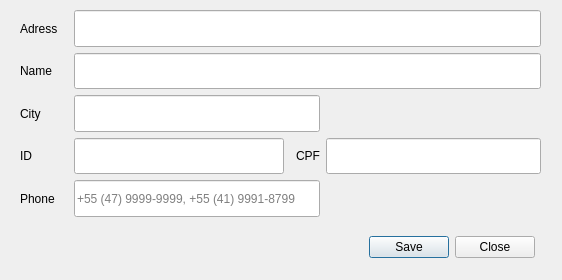
Above: Client_Add.ui from bedi1982/Oficina before the change. Below: the same form after it.
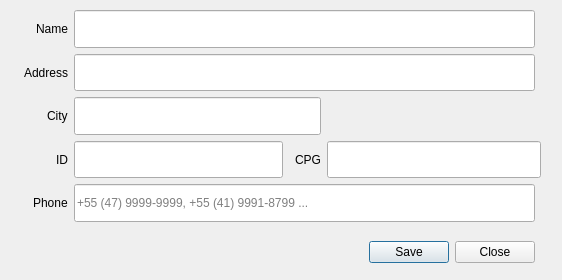
That is the form after the change. Icons and pictures are not drawn.

Commit message: Added employees Hour cost historic Fixed the forms, introduced some layouts Improved the behaviour after adding a new client, now after adding a client you go to his summary, then if he has not a car you are prompted to add one.

Diff of the .ui file:
```diff
--- a/Client_Add.ui
+++ b/Client_Add.ui
@@ -49,7 +49,7 @@
      <x>20</x>
      <y>10</y>
      <width>521</width>
-     <height>261</height>
+     <height>266</height>
     </rect>
    </property>
    <property name="sizePolicy">
@@ -59,34 +59,8 @@
     </sizepolicy>
    </property>
    <layout class="QGridLayout" name="gridLayout_2">
-    <item row="1" column="0">
-     <widget class="QLabel" name="label_Name">
-      <property name="sizePolicy">
-       <sizepolicy hsizetype="Preferred" vsizetype="Expanding">
-        <horstretch>0</horstretch>
-        <verstretch>0</verstretch>
-       </sizepolicy>
-      </property>
-      <property name="text">
-       <string>Name</string>
-      </property>
-     </widget>
-    </item>
-    <item row="3" column="3">
-     <widget class="QLabel" name="label_CPF">
-      <property name="sizePolicy">
-       <sizepolicy hsizetype="Preferred" vsizetype="Expanding">
-        <horstretch>0</horstretch>
-        <verstretch>0</verstretch>
-       </sizepolicy>
-      </property>
-      <property name="text">
-       <string>CPF</string>
-      </property>
-     </widget>
-    </item>
-    <item row="0" column="1" colspan="5">
-     <widget class="QLineEdit" name="line_Name">
+    <item row="2" column="1" colspan="4">
+     <widget class="QLineEdit" name="line_Address">
       <property name="sizePolicy">
        <sizepolicy hsizetype="Expanding" vsizetype="Expanding">
         <horstretch>0</horstretch>
@@ -104,8 +78,21 @@
       </property>
      </widget>
     </item>
-    <item row="3" column="0">
-     <widget class="QLabel" name="label_RG">
+    <item row="4" column="3" alignment="Qt::AlignRight">
+     <widget class="QLabel" name="label_CPG">
+      <property name="sizePolicy">
+       <sizepolicy hsizetype="Preferred" vsizetype="Expanding">
+        <horstretch>0</horstretch>
+        <verstretch>0</verstretch>
+       </sizepolicy>
+      </property>
+      <property name="text">
+       <string>CPG</string>
+      </property>
+     </widget>
+    </item>
+    <item row="4" column="0" alignment="Qt::AlignRight">
+     <widget class="QLabel" name="label_Personal_ID">
       <property name="sizePolicy">
        <sizepolicy hsizetype="Preferred" vsizetype="Expanding">
         <horstretch>0</horstretch>
@@ -117,8 +104,8 @@
       </property>
      </widget>
     </item>
-    <item row="3" column="4" colspan="2">
-     <widget class="QLineEdit" name="line_CPF">
+    <item row="4" column="4" colspan="2">
+     <widget class="QLineEdit" name="line_CPG">
       <property name="sizePolicy">
        <sizepolicy hsizetype="Expanding" vsizetype="Expanding">
         <horstretch>0</horstretch>
@@ -133,8 +120,8 @@
       </property>
      </widget>
     </item>
-    <item row="3" column="1">
-     <widget class="QLineEdit" name="line_RG">
+    <item row="4" column="1">
+     <widget class="QLineEdit" name="line_Personal_ID">
       <property name="sizePolicy">
        <sizepolicy hsizetype="Expanding" vsizetype="Expanding">
         <horstretch>0</horstretch>
@@ -149,7 +136,7 @@
       </property>
      </widget>
     </item>
-    <item row="2" column="0">
+    <item row="3" column="0" alignment="Qt::AlignRight">
      <widget class="QLabel" name="label_City">
       <property name="sizePolicy">
        <sizepolicy hsizetype="Preferred" vsizetype="Expanding">
@@ -162,20 +149,7 @@
       </property>
      </widget>
     </item>
-    <item row="0" column="0">
-     <widget class="QLabel" name="label_Address">
-      <property name="sizePolicy">
-       <sizepolicy hsizetype="Preferred" vsizetype="Expanding">
-        <horstretch>0</horstretch>
-        <verstretch>0</verstretch>
-       </sizepolicy>
-      </property>
-      <property name="text">
-       <string>Adress</string>
-      </property>
-     </widget>
-    </item>
-    <item row="4" column="0">
+    <item row="5" column="0" alignment="Qt::AlignRight">
      <widget class="QLabel" name="label_Phone">
       <property name="sizePolicy">
        <sizepolicy hsizetype="Preferred" vsizetype="Expanding">
@@ -188,7 +162,7 @@
       </property>
      </widget>
     </item>
-    <item row="2" column="1" colspan="3">
+    <item row="3" column="1" colspan="3">
      <widget class="QLineEdit" name="line_City">
       <property name="sizePolicy">
        <sizepolicy hsizetype="Expanding" vsizetype="Expanding">
@@ -204,45 +178,7 @@
       </property>
      </widget>
     </item>
-    <item row="4" column="1" colspan="3">
-     <widget class="QLineEdit" name="line_Phone">
-      <property name="sizePolicy">
-       <sizepolicy hsizetype="Expanding" vsizetype="Expanding">
-        <horstretch>0</horstretch>
-        <verstretch>0</verstretch>
-       </sizepolicy>
-      </property>
-      <property name="text">
-       <string/>
-      </property>
-      <property name="maxLength">
-       <number>40</number>
-      </property>
-      <property name="placeholderText">
-       <string>+55 (47) 9999-9999, +55 (41) 9991-8799</string>
-      </property>
-     </widget>
-    </item>
-    <item row="1" column="1" colspan="5">
-     <widget class="QLineEdit" name="line_Address">
-      <property name="sizePolicy">
-       <sizepolicy hsizetype="Expanding" vsizetype="Expanding">
-        <horstretch>0</horstretch>
-        <verstretch>0</verstretch>
-       </sizepolicy>
-      </property>
-      <property name="text">
-       <string/>
-      </property>
-      <property name="maxLength">
-       <number>50</number>
-      </property>
-      <property name="placeholderText">
-       <string/>
-      </property>
-     </widget>
-    </item>
-    <item row="5" column="0">
+    <item row="6" column="0">
      <widget class="QLabel" name="lbl_Emoticon">
       <property name="sizePolicy">
        <sizepolicy hsizetype="Preferred" vsizetype="Expanding">
@@ -267,7 +203,7 @@
       </property>
      </widget>
     </item>
-    <item row="5" column="1" colspan="3">
+    <item row="6" column="1" colspan="3">
      <widget class="QLabel" name="lbl_feedback">
       <property name="sizePolicy">
        <sizepolicy hsizetype="Preferred" vsizetype="Expanding">
@@ -280,7 +216,7 @@
       </property>
      </widget>
     </item>
-    <item row="5" column="4">
+    <item row="6" column="4">
      <widget class="QDialogButtonBox" name="btn_Add_Client">
       <property name="sizePolicy">
        <sizepolicy hsizetype="Expanding" vsizetype="Expanding">
@@ -293,6 +229,70 @@
       </property>
      </widget>
     </item>
+    <item row="2" column="0" alignment="Qt::AlignRight">
+     <widget class="QLabel" name="label_Address">
+      <property name="sizePolicy">
+       <sizepolicy hsizetype="Preferred" vsizetype="Expanding">
+        <horstretch>0</horstretch>
+        <verstretch>0</verstretch>
+       </sizepolicy>
+      </property>
+      <property name="text">
+       <string>Address</string>
+      </property>
+     </widget>
+    </item>
+    <item row="1" column="0" alignment="Qt::AlignRight">
+     <widget class="QLabel" name="label_Name">
+      <property name="sizePolicy">
+       <sizepolicy hsizetype="Preferred" vsizetype="Expanding">
+        <horstretch>0</horstretch>
+        <verstretch>0</verstretch>
+       </sizepolicy>
+      </property>
+      <property name="text">
+       <string>Name</string>
+      </property>
+     </widget>
+    </item>
+    <item row="1" column="1" colspan="4">
+     <widget class="QLineEdit" name="line_Name">
+      <property name="sizePolicy">
+       <sizepolicy hsizetype="Expanding" vsizetype="Expanding">
+        <horstretch>0</horstretch>
+        <verstretch>0</verstretch>
+       </sizepolicy>
+      </property>
+      <property name="text">
+       <string/>
+      </property>
+      <property name="maxLength">
+       <number>40</number>
+      </property>
+      <property name="placeholderText">
+       <string/>
+      </property>
+     </widget>
+    </item>
+    <item row="5" column="1" colspan="4">
+     <widget class="QLineEdit" name="line_Phone">
+      <property name="sizePolicy">
+       <sizepolicy hsizetype="Expanding" vsizetype="Expanding">
+        <horstretch>0</horstretch>
+        <verstretch>0</verstretch>
+       </sizepolicy>
+      </property>
+      <property name="text">
+       <string/>
+      </property>
+      <property name="maxLength">
+       <number>40</number>
+      </property>
+      <property name="placeholderText">
+       <string>+55 (47) 9999-9999, +55 (41) 9991-8799 ...</string>
+      </property>
+     </widget>
+    </item>
    </layout>
   </widget>
  </widget>
```
Left out of the diff: 17 changed lines with no effect on the pictures. The commit also changes 52 other files.
